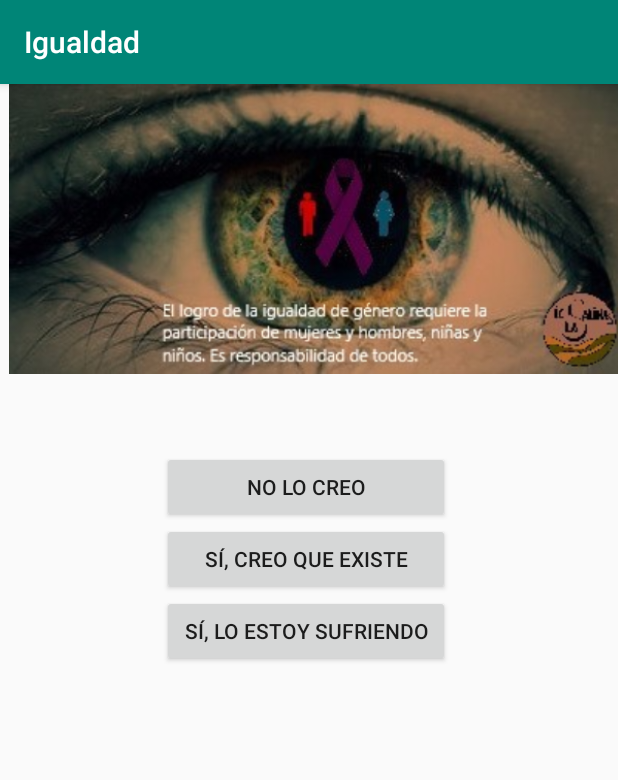
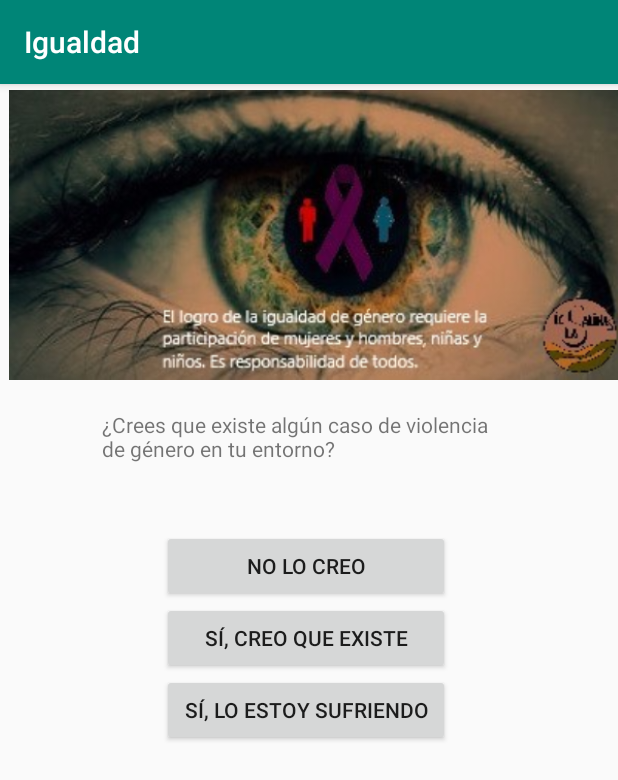
Before and after one commit to rootmsi/android-pruebas, an Android app: the activity_2 screen opened directly, with no data from a screen before it, on a phone screen of 412 x 824 dp. Shown: the top 780 px of the screen. Run offline under Robolectric (Android 15) with nearby library versions, the phone set to English and light mode, and no system bars.

Commit message:
commit CristianPul 18:27

```diff
--- a/app/src/main/res/layout/activity_2.xml
+++ b/app/src/main/res/layout/activity_2.xml
@@ -12,10 +12,10 @@
         android:layout_height="211dp"
         android:layout_marginStart="108dp"
         android:layout_marginLeft="108dp"
-        android:layout_marginBottom="312dp"
+        android:layout_marginTop="100dp"
         android:orientation="vertical"
-        app:layout_constraintBottom_toBottomOf="parent"
-        app:layout_constraintStart_toStartOf="parent">
+        app:layout_constraintStart_toStartOf="parent"
+        app:layout_constraintTop_toBottomOf="@+id/imageView">
 
         <Button
             android:id="@+id/button5"
@@ -43,8 +43,20 @@
         android:id="@+id/imageView"
         android:layout_width="422dp"
         android:layout_height="193dp"
+        android:layout_marginTop="4dp"
         android:contentDescription="@A2_imagen"
         app:layout_constraintStart_toStartOf="parent"
         app:layout_constraintTop_toTopOf="parent"
         app:srcCompat="@drawable/ojo" />
+
+    <TextView
+        android:id="@+id/tvp2"
+        android:layout_width="275dp"
+        android:layout_height="51dp"
+        android:layout_marginStart="68dp"
+        android:layout_marginLeft="68dp"
+        android:layout_marginTop="20dp"
+        android:text="@string/A2_enunciado"
+        app:layout_constraintStart_toStartOf="parent"
+        app:layout_constraintTop_toBottomOf="@+id/imageView" />
 </androidx.constraintlayout.widget.ConstraintLayout>
```
